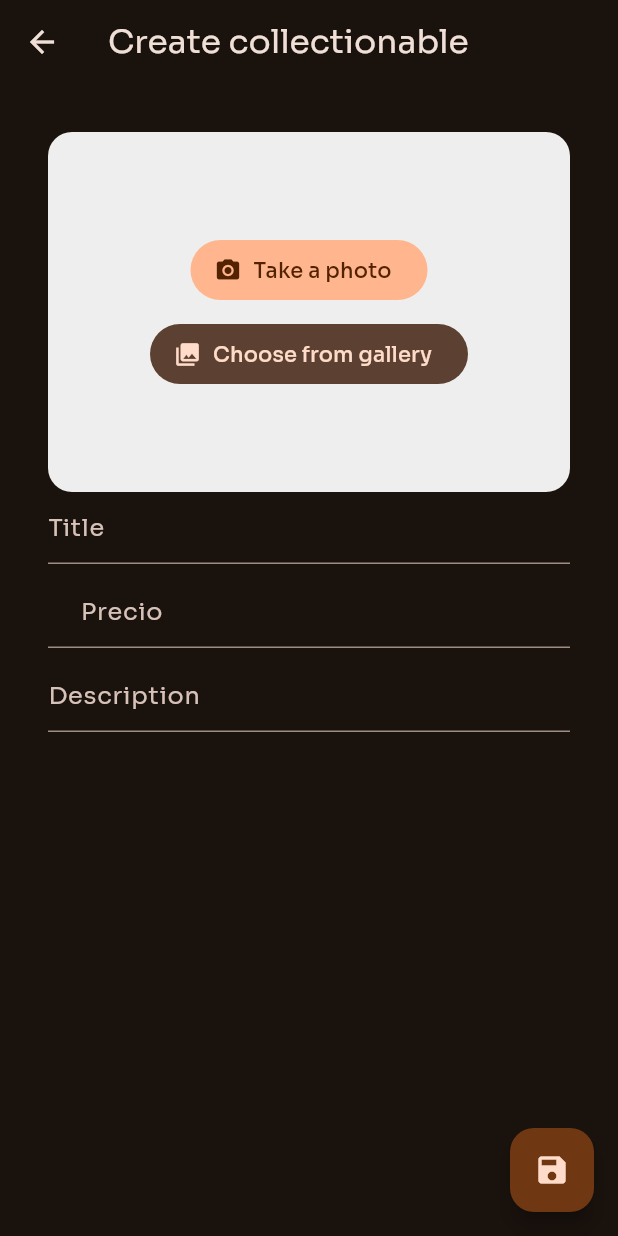
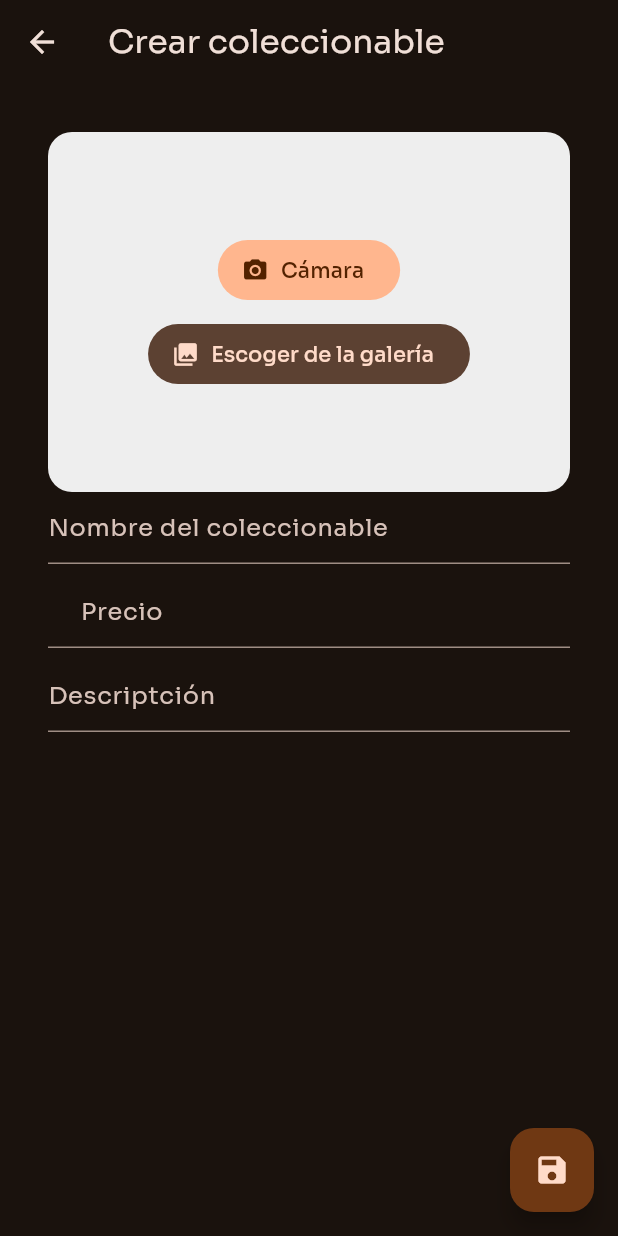
Before and after one commit to DevInvent-Grupo-1-App-Web/Collectioneer, a Flutter app: the CreateCollectibleScreen screen opened by its route, on a phone screen of 412 x 824 dp. Run offline on Flutter 3.47's test engine with Material 3 defaults, Android fonts, the phone set to English and light mode, and no system bars; our stand-ins replace google_fonts, image_picker.

Commit message:
fix: language and color text

```diff
--- a/lib/ui/screens/community/create_collectible_screen.dart
+++ b/lib/ui/screens/community/create_collectible_screen.dart
@@ -34,21 +34,30 @@ class _CreateCollectibleScreenState extends State<CreateCollectibleScreen> {
       context: context,
       builder: (BuildContext context) {
         return AlertDialog(
-          title: const Text("Discard changes?"),
-          content: const Text("Are you sure you want to discard the changes?"),
+          title: Text("¿Descartar cambios?",
+              style: Theme.of(context).textTheme.titleLarge!.copyWith(color:
+                    Theme.of(context).colorScheme.onSurface,
+          )
+          ),
+
+          content: Text(
+            "¿Quieres descartas los cambios que hiciste? No podrás recuperarlos.",
+            style: Theme.of(context).textTheme.bodyMedium!.copyWith(
+              color: Theme.of(context).colorScheme.onSurface,
+            ),),
           actions: [
             TextButton(
               onPressed: () {
                 Navigator.pop(context);
               },
-              child: const Text("Cancel"),
+              child: const Text("Cancelar"),
             ),
             TextButton(
               onPressed: () {
                 Navigator.pop(context);
                 Navigator.pop(context);
               },
-              child: const Text("Discard"),
+              child: const Text("Descartar"),
             ),
           ],
         );
@@ -76,7 +85,7 @@ class _CreateCollectibleScreenState extends State<CreateCollectibleScreen> {
   Widget build(BuildContext context) {
     return Scaffold(
       appBar: AppTopBar(
-        title: "Create collectionable",
+        title: "Crear coleccionable",
         allowBack: true,
         onBack: showExitModal,
       ),
@@ -139,7 +148,7 @@ class _CreateCollectibleFormState extends State<CreateCollectibleForm> {
           ),
           controller: _titleController,
           decoration: const InputDecoration(
-            hintText: "Title",
+            hintText: "Nombre del coleccionable",
           ),
         ),
         const SizedBox(height: 8),
@@ -166,7 +175,7 @@ class _CreateCollectibleFormState extends State<CreateCollectibleForm> {
           maxLines: null,
           keyboardType: TextInputType.multiline,
           decoration: const InputDecoration(
-            hintText: "Description",
+            hintText: "Descriptción",
           ),
         ),
       ],
@@ -234,13 +243,13 @@ class _CollectiblePictureSelectorState
                     children: [
                       FilledButton.icon(
                         icon: const Icon(Icons.photo_camera),
-                        label: const Text("Take a photo"),
+                        label: const Text("Cámara"),
                         onPressed: _pickImageFromCamera,
                       ),
                       const SizedBox(height: 8),
                       FilledButton.tonalIcon(
                         icon: const Icon(Icons.photo_library),
-                        label: const Text("Choose from gallery"),
+                        label: const Text("Escoger de la galería"),
                         onPressed: _pickImageFromGallery,
                       ),
                     ],
```
